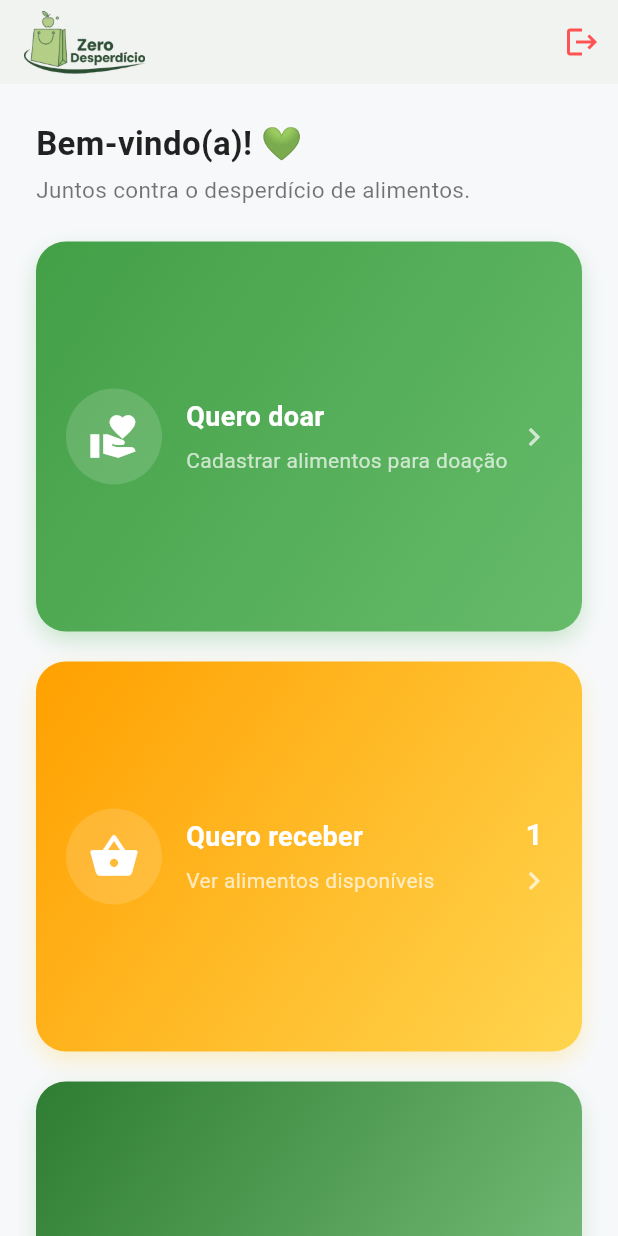
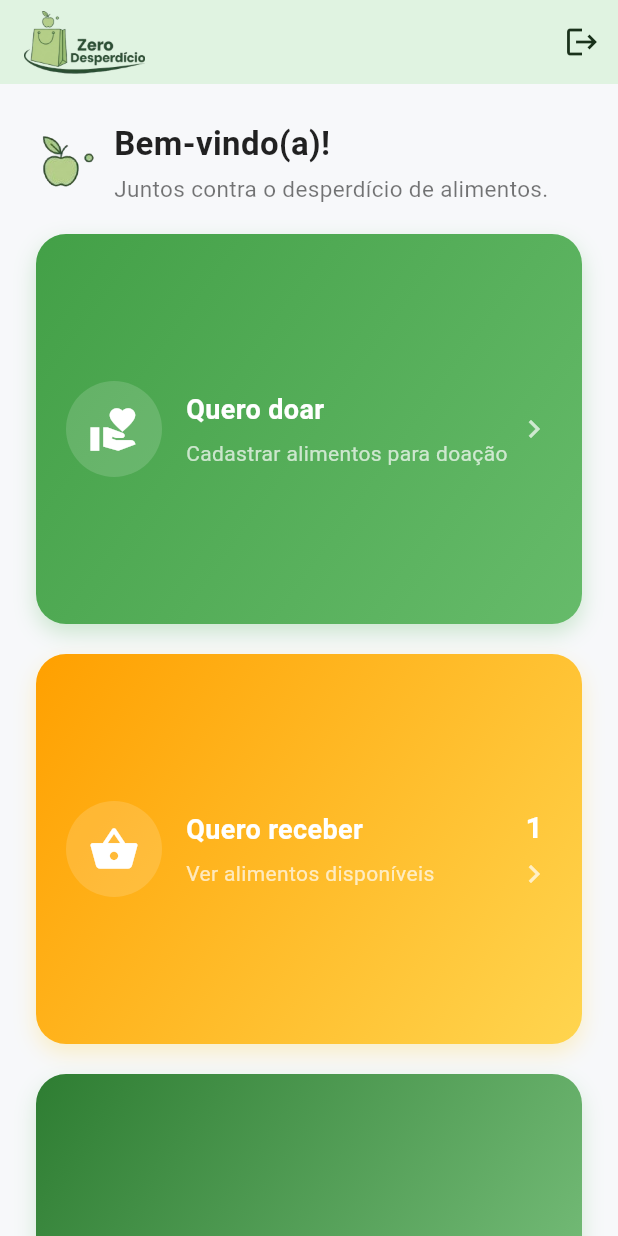
Before and after one commit to danyllo-aniceto/zero-desperdicio, a Flutter app: the DashboardScreen screen opened directly, on a phone screen of 412 x 824 dp. Run offline on Flutter 3.47's test engine with Material 3 defaults, Android fonts, the phone set to English and light mode, and no system bars; our stand-ins replace flutter_riverpod; missing offline and left inert: dart:html; accounts and stored records are empty; statements that could not run were skipped.

Commit message:
fix: alteracoes layout

```diff
--- a/lib/src/screens/food/food_list_screen.dart
+++ b/lib/src/screens/food/food_list_screen.dart
@@ -136,6 +136,7 @@ class _FoodListScreenState extends ConsumerState<FoodListScreen>
             Tab(text: 'Disponíveis'),
             Tab(text: 'Minhas doações'),
           ],
+          labelColor: Colors.white,
         ),
       ),
       body: Column(
--- a/lib/src/screens/home/dashboard_screen.dart
+++ b/lib/src/screens/home/dashboard_screen.dart
@@ -83,7 +83,7 @@ class _DashboardScreenState extends State<DashboardScreen> {
     return Scaffold(
       backgroundColor: const Color(0xFFF7F8FA),
       appBar: AppBar(
-        backgroundColor: Colors.white,
+        backgroundColor: const Color.fromARGB(255, 238, 255, 239),
         elevation: 3,
         automaticallyImplyLeading: false,
         titleSpacing: 0,
@@ -108,7 +108,7 @@ class _DashboardScreenState extends State<DashboardScreen> {
                     child: Text(
                       AuthService.instance.currentUser.value!.name,
                       style: const TextStyle(
-                        color: Colors.black87,
+                        color: Color.fromARGB(255, 26, 49, 27),
                         fontWeight: FontWeight.w600,
                         fontSize: 16,
                       ),
@@ -116,7 +116,7 @@ class _DashboardScreenState extends State<DashboardScreen> {
                   ),
                 IconButton(
                   tooltip: 'Sair',
-                  icon: const Icon(Icons.logout, color: Colors.redAccent),
+                  icon: const Icon(Icons.logout, color: Color.fromARGB(255, 26, 49, 27)),
                   onPressed: () {
                     AuthService.instance.logout();
                     Navigator.of(context).pushReplacement(
@@ -142,13 +142,47 @@ class _DashboardScreenState extends State<DashboardScreen> {
           return CustomScrollView(
             slivers: [
               SliverToBoxAdapter(
-                child: Column(crossAxisAlignment: CrossAxisAlignment.start, children: const [
-                  Text('Bem-vindo(a)! 💚', style: TextStyle(fontSize: 22, fontWeight: FontWeight.bold, color: Colors.black87)),
-                  SizedBox(height: 4),
-                  Text('Juntos contra o desperdício de alimentos.', style: TextStyle(fontSize: 15, color: Colors.black54)),
-                  SizedBox(height: 24),
-                ]),
+                child: Row(
+                  crossAxisAlignment: CrossAxisAlignment.center,
+                  children: [
+                    // Imagem à esquerda
+                    Image.asset(
+                      'assets/images/logo_apple.png',
+                      width: 40, // ajuste o tamanho conforme necessário
+                      height: 40,
+                    ),
+                    const SizedBox(width: 12), // espaço entre a imagem e o texto
+
+                    // Textos à direita
+                    Column(
+                      crossAxisAlignment: CrossAxisAlignment.start,
+                      children: const [
+                        Text(
+                          'Bem-vindo(a)!',
+                          style: TextStyle(
+                            fontSize: 22,
+                            fontWeight: FontWeight.bold,
+                            color: Colors.black87,
+                          ),
+                        ),
+                        SizedBox(height: 4),
+                        Text(
+                          'Juntos contra o desperdício de alimentos.',
+                          style: TextStyle(
+                            fontSize: 15,
+                            color: Colors.black54,
+                          ),
+                        ),
+                      ],
+                    ),
+                  ],
+                ),
               ),
+
+              const SliverToBoxAdapter(
+                child: SizedBox(height: 20), // ajuste o valor conforme quiser
+              ),
+
               SliverGrid.count(
                 crossAxisCount: columns,
                 mainAxisSpacing: 20,
--- a/lib/src/screens/home/donate_form.dart
+++ b/lib/src/screens/home/donate_form.dart
@@ -194,8 +194,8 @@ class _DonateFormScreenState extends ConsumerState<DonateFormScreen> {
                   ),
                   ElevatedButton.icon(
                     onPressed: _pickDate,
-                    icon: const Icon(Icons.calendar_today),
-                    label: const Text('Selecionar'),
+                    icon: const Icon(Icons.calendar_today, color: Colors.white,),
+                    label: const Text('Selecionar', style: TextStyle(color: Colors.white)),
                   ),
                 ],
               ),
@@ -205,8 +205,9 @@ class _DonateFormScreenState extends ConsumerState<DonateFormScreen> {
                   : Row(
                       children: [
                         Expanded(
-                          child: OutlinedButton(
+                          child: ElevatedButton(
                             onPressed: () => Navigator.pop(context),
+                            style: ElevatedButton.styleFrom(backgroundColor: Colors.white),
                             child: const Text('Cancelar'),
                           ),
                         ),
@@ -215,7 +216,7 @@ class _DonateFormScreenState extends ConsumerState<DonateFormScreen> {
                           child: ElevatedButton(
                             onPressed: _submit,
                             style: ElevatedButton.styleFrom(backgroundColor: Colors.green),
-                            child: const Text('Cadastrar'),
+                            child: const Text('Cadastrar', style: TextStyle(color: Colors.white),),
                           ),
                         ),
                       ],
--- a/pubspec.yaml
+++ b/pubspec.yaml
@@ -26,3 +26,4 @@ flutter:
 
   assets:
     - assets/images/logo.png
+    - assets/images/logo_apple.png
```
Also changed, not shown: assets/images/logo_apple.png (added).
